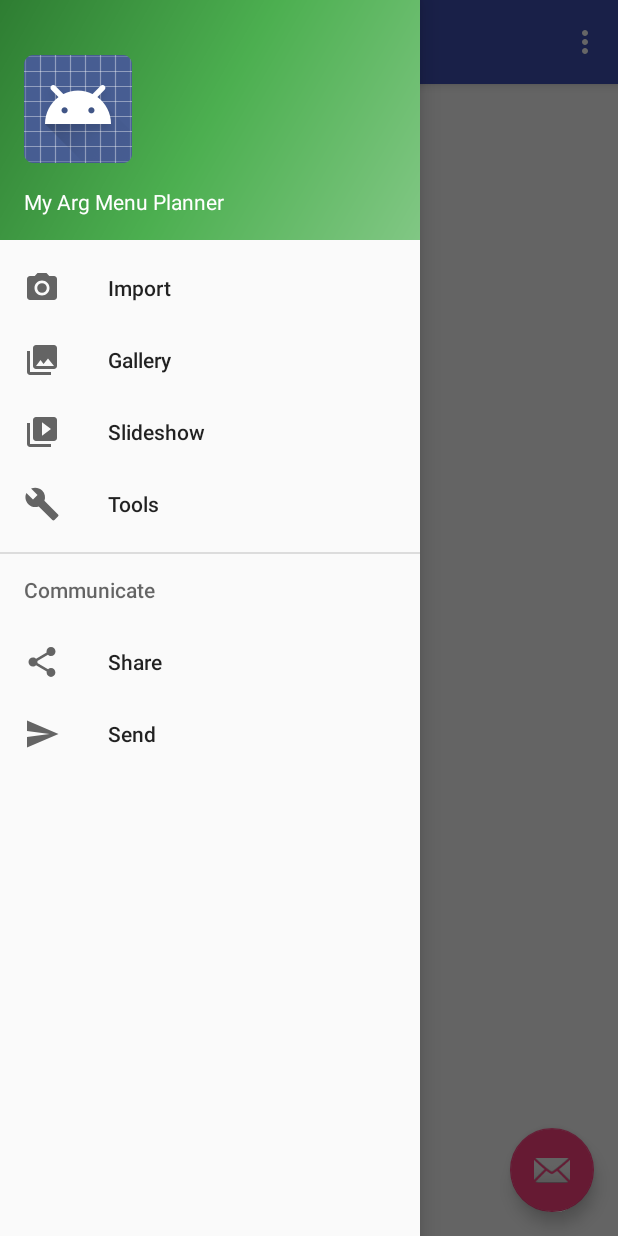
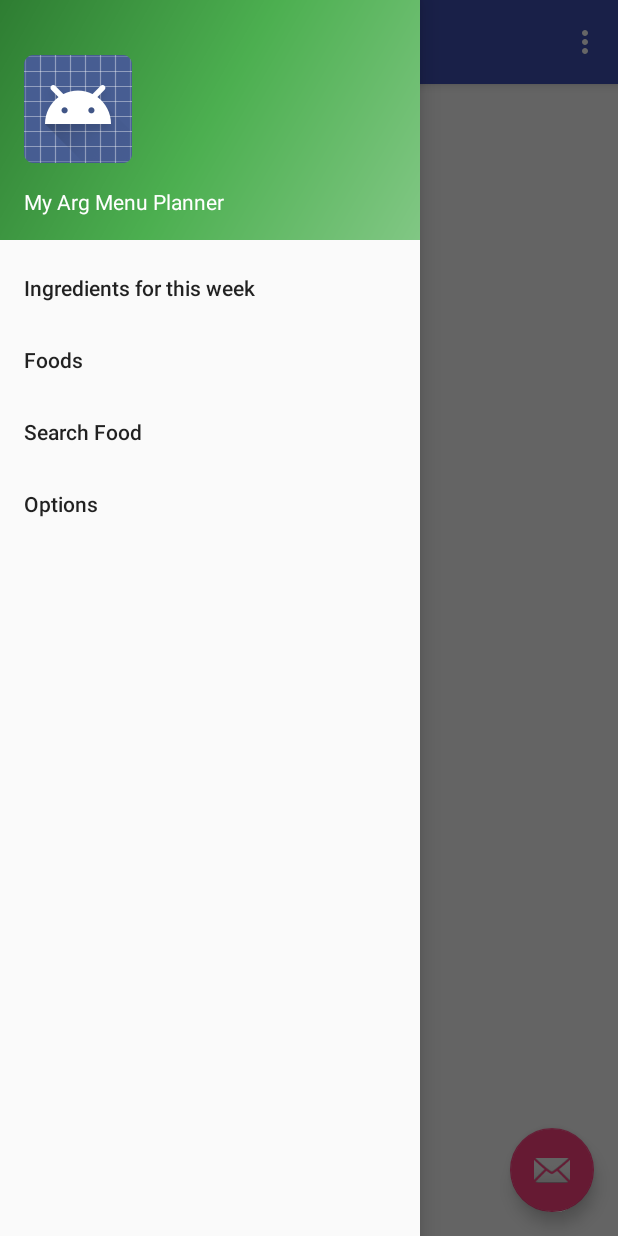
Before and after one commit to pslencinas/Capstone-Project, an Android app: the screen it shows after launch (MainActivity), with the side drawer open, on a phone screen of 412 x 824 dp. Run offline under Robolectric (Android 15) with nearby library versions, the phone set to English and light mode, and no system bars.

Commit message:
first changes in nav drawer

```diff
--- a/app/src/main/res/menu/activity_main_drawer.xml
+++ b/app/src/main/res/menu/activity_main_drawer.xml
@@ -3,34 +3,19 @@
 
     <group android:checkableBehavior="single">
         <item
-            android:id="@+id/nav_camera"
-            android:icon="@drawable/ic_menu_camera"
-            android:title="Import"/>
+            android:id="@+id/nav_ingredients"
+            android:title="@string/nav_nd_ingredients"/>
         <item
-            android:id="@+id/nav_gallery"
-            android:icon="@drawable/ic_menu_gallery"
-            android:title="Gallery"/>
+            android:id="@+id/nav_foods"
+            android:title="@string/nav_nd_foods"/>
         <item
-            android:id="@+id/nav_slideshow"
-            android:icon="@drawable/ic_menu_slideshow"
-            android:title="Slideshow"/>
+            android:id="@+id/nav_search"
+            android:title="@string/nav_nd_search"/>
         <item
-            android:id="@+id/nav_manage"
-            android:icon="@drawable/ic_menu_manage"
-            android:title="Tools"/>
+            android:id="@+id/nav_option"
+            android:title="@string/nav_nd_option"/>
     </group>
 
-    <item android:title="Communicate">
-        <menu>
-            <item
-                android:id="@+id/nav_share"
-                android:icon="@drawable/ic_menu_share"
-                android:title="Share"/>
-            <item
-                android:id="@+id/nav_send"
-                android:icon="@drawable/ic_menu_send"
-                android:title="Send"/>
-        </menu>
-    </item>
+
 
 </menu>
--- a/app/src/main/res/values/strings.xml
+++ b/app/src/main/res/values/strings.xml
@@ -6,6 +6,10 @@
 
     <string name="action_settings">Settings</string>
 
-    <string name="nav_nd_option1">My Arg </string>
+    <!--Navigation drawer Options    !-->
+    <string name="nav_nd_ingredients">Ingredients for this week </string>
+    <string name="nav_nd_foods">Foods </string>
+    <string name="nav_nd_search">Search Food </string>
+    <string name="nav_nd_option">Options </string>
 
 </resources>
```
